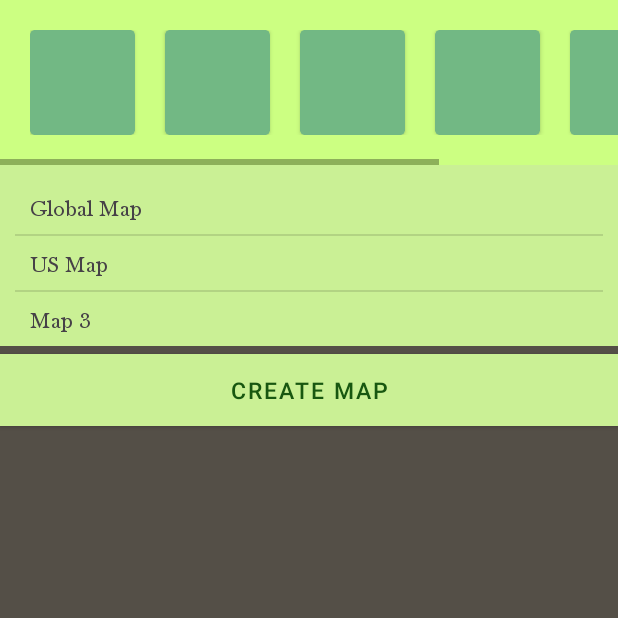
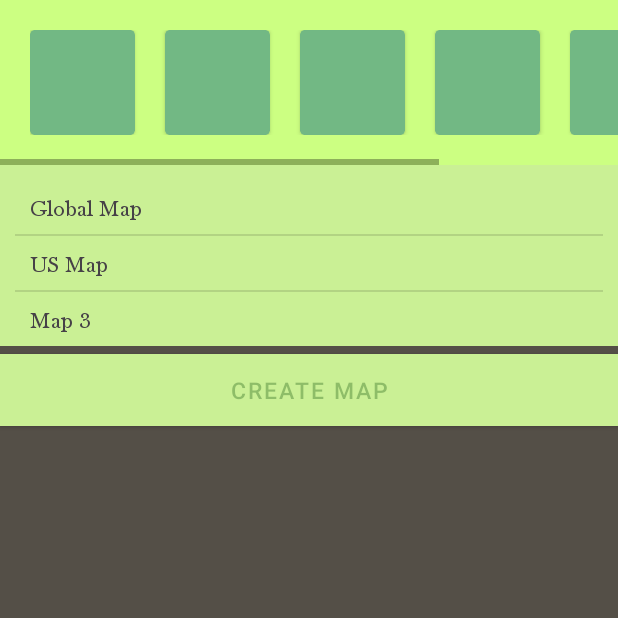
Before and after one commit to Anton-Os/Maplin, an Android app: the EditorActivity screen opened directly, with no data from a screen before it, after a tap on an icon or button, on a phone screen of 412 x 824 dp, the top half of it. Run offline under Robolectric (Android 15) with nearby library versions, the phone set to English and light mode, and no system bars.

Commit message:
SharedPrefs work, Selector clickables

```diff
--- a/app/src/main/java/com/antonos/maplin/EditorActivity.java
+++ b/app/src/main/java/com/antonos/maplin/EditorActivity.java
@@ -43,12 +43,12 @@ public class EditorActivity extends AppCompatActivity {
         maplinContext = new MaplinContext(sharedPrefs);
         // startupNotify();
 
-        map = new Map("Starter Map");
+        map = new Map("Starter Map", R.drawable.us_map_3); // Named Map object with a base image
 
         // -------------- Main UI Operations -------------- //
         frameLayout = findViewById(R.id.map_frame_layout);
         mapView = findViewById(R.id.map_view);
-        mapView.setBkImage(R.drawable.us_map_3);
+        mapView.setBkImage(map.getBasemapImageRes());
 
         pinpointResId = R.drawable.baseline_pin_drop_black_18dp; // Sets the default value
         // TODO: Implement a custom scale gesture listener
@@ -210,6 +210,6 @@ public class EditorActivity extends AppCompatActivity {
     private float lastEventX, lastEventY; // Used for motion detection
     private final float dragDropThresh = 100.0f; // Threshold value to resist movement
     private final float dragDamping = 3.0f;
-    private final int pinpointIconWidth = 70;
-    private final int pinpointIconHeight = 70;
+    private final int pinpointIconWidth = 70; // TODO: Make sure this parameter is scalable
+    private final int pinpointIconHeight = 70; // TODO: Make sure this parameter is scalable
 }
--- a/app/src/main/java/com/antonos/maplin/MaplinContext.java
+++ b/app/src/main/java/com/antonos/maplin/MaplinContext.java
@@ -8,24 +8,21 @@ import com.antonos.maplin.helper.Map;
 
 import java.util.ArrayList;
 import java.util.Arrays;
+import java.util.Collections;
 import java.util.List;
+import java.util.Set;
 
 public class MaplinContext { // TODO: Make into a singleton object
 
     public MaplinContext(SharedPreferences sharedPrefs){
-        final List<String> mapPinpointNames = Arrays.asList(
-                "MapPinpointImage1",
-                "MapPinpointImage2",
-                "MapPinpointImage3",
-                "MapPinpointImage4",
-                "MapPinpointImage5",
-                "MapPinpointImage6"
-        );
+        // TODO: Address the issue noted below using a String Set
+        // TODO: Make sure that Pin, Person, Terrain, etc... are modifiable, right now they are fixed which is a problem
+        final List<String> mapPinpointNames = (sharedPrefs.contains(pinpointNamesListKey)) ?
+            genPinpointNames(sharedPrefs) : Arrays.asList("Pin", "Person", "Terrain", "Grass", "City", "Port"); // City and Port are to be implemented
 
-        final String defaultNameValue = emptyPath;
         for(String keyName : mapPinpointNames){
-            String targetNameValue = sharedPrefs.getString(keyName, defaultNameValue);
-            if(targetNameValue == defaultNameValue) // Means that the value was not located
+            String targetNameValue = sharedPrefs.getString(pinpointNamePrefix + '_' + keyName, emptyPath);
+            if(targetNameValue == emptyPath) // Means that the value was not located
                 Log.v("STATUS", "Name not found in shared prefs!"); // TODO: Load a default image path using editor
 
             mNamedPinpoints.add(new Pair<String, String>(keyName, targetNameValue)); // Create a pair
@@ -41,25 +38,80 @@ public class MaplinContext { // TODO: Make into a singleton object
         public int requestCode; // Specific to calling Activity
     }
 
+    // -------------- Context reader functions -------------- //
+
     public String getPinpointPath(int index){
         assert(index < pinpointIconCount);
         return mNamedPinpoints.get(index).second;
     }
 
+    List<String> genPinpointNames(SharedPreferences sharedPrefs){
+        Set<String> namesSet = sharedPrefs.getStringSet(pinpointNamesListKey, Collections.<String>emptySet());
+
+        // TODO: Body needs to be implemented
+
+        return null;
+    }
+
+    // -------------- Context update functions -------------- //
+
     // Only updates paths for pinpoint icons
-    public void updatePinpointPaths(SharedPreferences sharedPrefs, List<String> newPaths){
-        SharedPreferences.Editor sharedPrefsEditor = sharedPrefs.edit();
+    public void updatePinpointPaths(SharedPreferences sharedPrefs, ArrayList<Pair<String, String>> newPaths){
+        assert(newPaths.size() == pinpointIconCount);
+        mNamedPinpoints = newPaths; // Replaces old with the new
 
-        // TODO: All update code should go here
+        updateSharedPrefs(sharedPrefs.edit());
+        return;
+    }
 
+    // For adding a new map to mNamedMaps list
+    public void saveNewMap(SharedPreferences sharedPrefs, Pair<String, Map> newMap){
+        mNamedMaps.add(newMap);
+
+        updateSharedPrefs(sharedPrefs.edit());
+        return;
+    }
+
+    // For deleting a map from mNamedMaps list
+    public void deleteMap(SharedPreferences sharedPrefs, String mapNameTarget){
+        Boolean targetMapFound = false;
+        for(Pair<String, Map> namedMap : mNamedMaps)
+            if(namedMap.first == mapNameTarget){
+                targetMapFound = true;
+                mNamedMaps.remove(namedMap); // Interesting java feature!
+            }
+        if(!targetMapFound) return; // Nothing should occur further if map is not found
+
+        SharedPreferences.Editor editor = sharedPrefs.edit();
+        editor.remove(mapNameTarget);
+
+        return;
+    }
+
+    private void updateSharedPrefs(SharedPreferences.Editor editor){
+        // TODO: Make sure to update the pinpointNamedListKey within sharedPreferences
+
+        for(Pair<String, String> namedPinpoint : mNamedPinpoints)
+            editor.putString(pinpointNamePrefix + '_' + namedPinpoint.first, namedPinpoint.second);
+
+        for(Pair<String, Map> namedMap : mNamedMaps){
+            // TODO: Implement a json file, Maps are more complex objects
+            String defaultFilePath = "cutom_filepath_here.json";
+            editor.putString(namedMap.first, defaultFilePath); // TODO: Fix this!
+        }
+
+        editor.commit(); // Saves changes to shared preferences
         return;
     }
 
     public static final String emptyPath = "";
     public static final String sharedPrefsFile = "com.antonos.maplin.sharedprefs";
-    private static final int pinpointIconCount = 6;
-    private static ArrayList<Pair<String, String>> mNamedPinpoints = new ArrayList<Pair<String, String>>(); // Matches a name to an image resource
+    public static final int pinpointIconCount = 6;
+    private static final String pinpointNamePrefix = "Pin";
+    private static final String pinpointNamesListKey = '_' + pinpointNamePrefix + '_' + "Keys";
+    private static int userVisitsCount; // Implement later
 
+    private static ArrayList<Pair<String, String>> mNamedPinpoints = new ArrayList<Pair<String, String>>(); // Matches a name to an image path
     // TODO: Implement this functionality to load up maps
-    private static List<Pair<String, Map>> mMaps; // Matches a name to all saved maps
+    private static List<Pair<String, Map>> mNamedMaps; // Matches a name to all saved maps
 }
--- a/app/src/main/java/com/antonos/maplin/SelectorActivity.java
+++ b/app/src/main/java/com/antonos/maplin/SelectorActivity.java
@@ -7,6 +7,7 @@ import android.util.Log;
 import android.view.View;
 import android.view.ViewGroup;
 import android.widget.ArrayAdapter;
+import android.widget.Button;
 import android.widget.ImageButton;
 import android.widget.ListView;
 
@@ -37,6 +38,8 @@ public class SelectorActivity extends AppCompatActivity {
                 @Override
                 public void onClick(View v) {
                     Log.v("STATUS", "Card view selection!");
+
+                    // TODO: Include an alert dialog with name and image selection properties
                 }
             });
         }
@@ -52,6 +55,14 @@ public class SelectorActivity extends AppCompatActivity {
 
         MapList_Adapter mapList_adapter = new MapList_Adapter(this, R.layout.map_list_item, R.id.map_item_text, mapList);
         mapListView.setAdapter(mapList_adapter);
+
+        Button createButton = (Button)findViewById(R.id.create_map_button);
+        createButton.setOnClickListener(new Button.OnClickListener(){
+            @Override
+            public void onClick(View v) {
+                // Create new map screen
+            }
+        });
     }
 
     @Override
--- a/app/src/main/java/com/antonos/maplin/helper/Map.java
+++ b/app/src/main/java/com/antonos/maplin/helper/Map.java
@@ -10,14 +10,10 @@ import java.util.ArrayList;
 import java.util.List;
 
 public class Map {
-    public Map(String n){
+    public Map(String n, int rs){
         name = n;
+        basemapImageRes = rs;
     }
-
-    public void addPinpoint(Pinpoint pinpoint){ pinpointList.add(pinpoint); }
-
-    private String name;
-    private List<Pinpoint> pinpointList = new ArrayList<Pinpoint>();
 
     public static class MapView extends androidx.appcompat.widget.AppCompatImageView {
         public MapView(Context context) { super(context); }
@@ -32,4 +28,12 @@ public class Map {
             // setMinimumHeight(((BitmapDrawable)getBackground()).getBitmap().getHeight());
         }
     }
+
+    public void addPinpoint(Pinpoint pinpoint){ pinpointList.add(pinpoint); }
+    public int getBasemapImageRes(){ return basemapImageRes; }
+
+    private String name;
+    private List<Pinpoint> pinpointList = new ArrayList<Pinpoint>();
+    private int basemapImageRes = 0;
+    // TODO: Include resources for layered or "stacked" image resources
 }
--- a/app/src/main/res/layout/selector_activity.xml
+++ b/app/src/main/res/layout/selector_activity.xml
@@ -12,6 +12,14 @@
         android:layout_width="match_parent"
         android:layout_height="match_parent"
         android:orientation="vertical">
+        <!-- This is for customizing the map editor theme -->
+        <LinearLayout
+            android:layout_width="match_parent"
+            android:layout_height="wrap_content"
+            android:orientation="horizontal">
+
+        </LinearLayout>
+        <!-- This is for customizing icons -->
         <HorizontalScrollView
             android:id="@+id/map_options_hscroll"
             android:layout_width="match_parent"
--- a/app/src/main/res/values/colors.xml
+++ b/app/src/main/res/values/colors.xml
@@ -5,5 +5,5 @@
     <color name="colorAccent">#ccff82</color>
     <color name="colorBackground">#544f47</color>
     <color name="colorCard">#72b884</color>
-    <color name="colorButtonText">#185710</color>
+    <color name="colorButtonText">#55185710</color>
 </resources>
```
